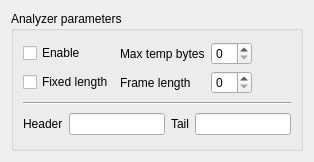
This is src/toolsui/SAKAnalyzerToolUi.ui in x-tools-author/x-tools as Qt 5 draws it before an edit. The edited form follows.
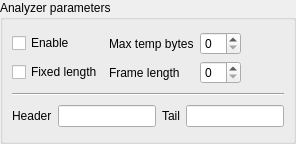
This is the edited form.

Commit message: chore: get/set parameters of tools

Patch:
```diff
--- a/src/toolsui/SAKAnalyzerToolUi.ui
+++ b/src/toolsui/SAKAnalyzerToolUi.ui
@@ -6,14 +6,26 @@
    <rect>
     <x>0</x>
     <y>0</y>
-    <width>314</width>
-    <height>162</height>
+    <width>296</width>
+    <height>144</height>
    </rect>
   </property>
   <property name="windowTitle">
    <string notr="true">Form</string>
   </property>
   <layout class="QGridLayout" name="gridLayout">
+   <property name="leftMargin">
+    <number>0</number>
+   </property>
+   <property name="topMargin">
+    <number>0</number>
+   </property>
+   <property name="rightMargin">
+    <number>0</number>
+   </property>
+   <property name="bottomMargin">
+    <number>0</number>
+   </property>
    <item row="0" column="0">
     <widget class="QGroupBox" name="groupBox">
      <property name="title">
```
The commit also changes 5 other files.
